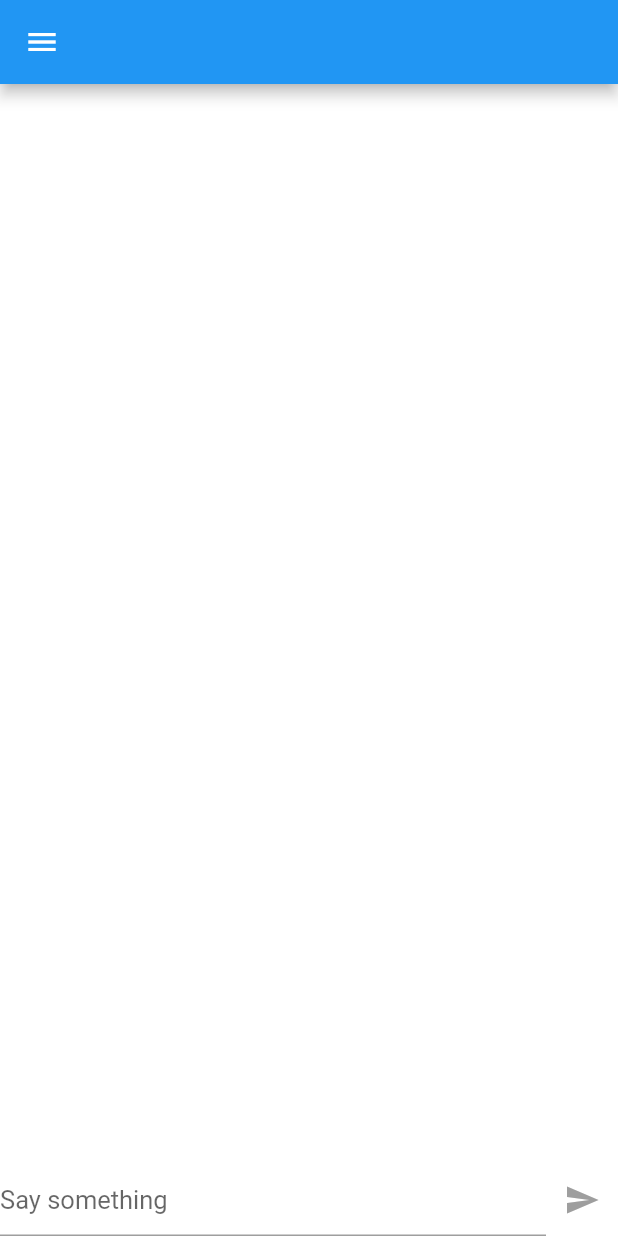
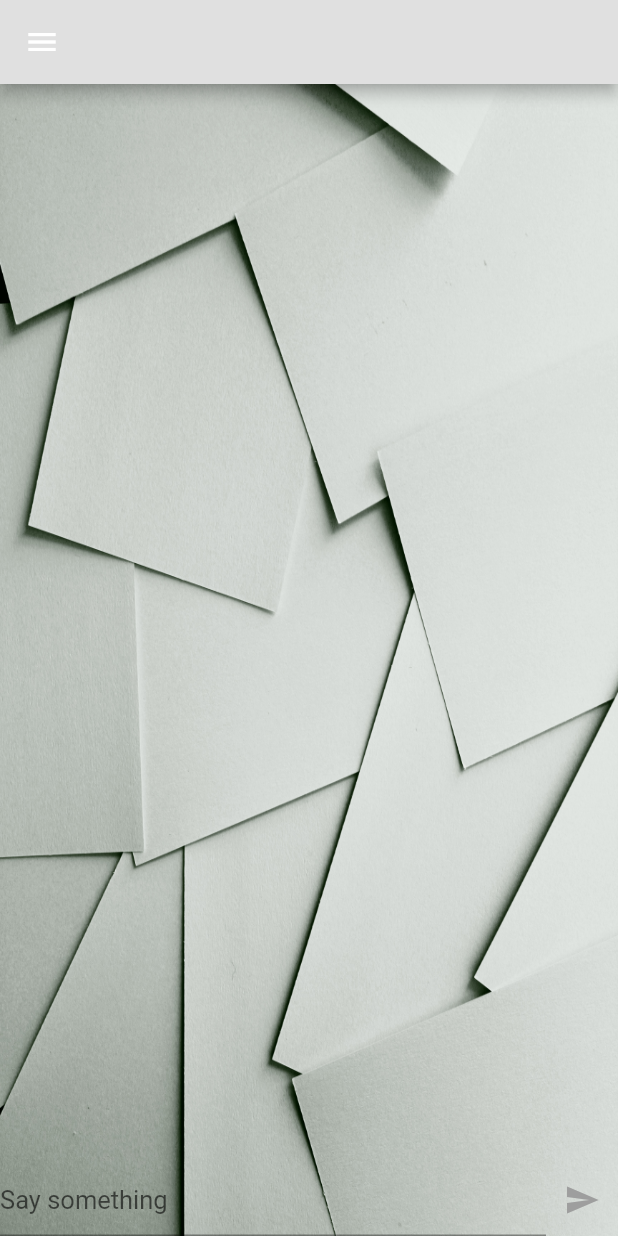
Before and after one commit to beshoyfayz201/myrepo, a Flutter app: the ChatScreen screen opened by its route, on a phone screen of 412 x 824 dp. Run offline on Flutter 3.47's test engine with Material 2 defaults, Android fonts, the light colour scheme and no system bars; our stand-ins replace cloud_firestore, firebase_auth, firebase_core, modal_progress_hud_nsn, rive; accounts and stored records are empty.

Commit message:
"chat update"

```diff
--- a/e_learning_demo/lib/views/main_widgets/form_background.dart
+++ b/e_learning_demo/lib/views/main_widgets/form_background.dart
@@ -31,12 +31,9 @@ class FormBackground extends StatelessWidget {
             ])),
           ),
           decoration: BoxDecoration(
-
             image: DecorationImage(
-
                 image: AssetImage(
                   imagePath,
-
                 ),
                 fit: BoxFit.fill),
           ),
@@ -47,7 +44,7 @@ class FormBackground extends StatelessWidget {
                 child: Text(
               title,
               style: Theme.of(context).textTheme.bodyText1?.copyWith(
-                    fontWeight: FontWeight.bold,
+                    fontWeight: FontWeight.w600,
                     color: Colors.white,
                     fontSize: 45,
                   ),
--- a/e_learning_demo/lib/views/screens/algorithm/algorithm_widgets/category_widget.dart
+++ b/e_learning_demo/lib/views/screens/algorithm/algorithm_widgets/category_widget.dart
@@ -77,7 +77,7 @@ class _CategoryItemState extends State<CategoryItem> {
             title: Text(
               widget.a.title,
               style:
-                  TextStyle(color: Colors.white, fontFamily: 'b', fontSize: 44),
+                  TextStyle(color: Colors.white, fontFamily: 'b', fontSize: 40),
             ),
             shape:
                 RoundedRectangleBorder(borderRadius: BorderRadius.circular(20)),
--- a/e_learning_demo/lib/views/screens/chat_screen/chat_screen.dart
+++ b/e_learning_demo/lib/views/screens/chat_screen/chat_screen.dart
@@ -32,7 +32,6 @@ class _ChatScreenState extends State<ChatScreen> {
     super.initState();
   }
 
-
   @override
   Widget build(BuildContext context) {
     return Scaffold(
@@ -42,16 +41,18 @@ class _ChatScreenState extends State<ChatScreen> {
             UserAccountsDrawerHeader(
                 accountName: Text("welcome to alpha"),
                 accountEmail: Text(widget.u!.email!)),
-            ElevatedButton(
-                onPressed: () {
-
-                },
-                child: const Text("Sign Out"))
+            ElevatedButton(onPressed: () {}, child: const Text("Sign Out"))
           ],
         ),
       ),
-      appBar: AppBar(),
-      body: Column(
+      appBar: AppBar(backgroundColor: Colors.grey.shade300),
+      body: Container(
+        decoration: BoxDecoration(
+            image: DecorationImage(
+                image: AssetImage("assets/images/chatbck.jpg"),
+                fit: BoxFit.fill)),
+        child: Container(
+          child: Column(
             mainAxisAlignment: MainAxisAlignment.spaceBetween,
             children: [
               StreamBuilder(
@@ -59,26 +60,29 @@ class _ChatScreenState extends State<ChatScreen> {
                       .collection("c")
                       .orderBy("at", descending: true)
                       .snapshots(),
-              builder: (ctx,AsyncSnapshot snapshots) =>
-                  snapshots.connectionState == ConnectionState.waiting
+                  builder: (ctx, AsyncSnapshot snapshots) => snapshots
+                              .connectionState ==
+                          ConnectionState.waiting
                       ? Padding(
-                          padding:  EdgeInsets.all(SizeConfig.defaultsize!*2),
-                          child: const Center(child: CircularProgressIndicator()),
+                          padding: EdgeInsets.all(SizeConfig.defaultsize! * 2),
+                          child:
+                              const Center(child: CircularProgressIndicator()),
                         )
                       : Expanded(
-
                           child: ListView.builder(
                               reverse: true,
                               itemCount: snapshots.data!.docs.length,
                               itemBuilder: (context, i) => MeassageBuble(
                                   snapshots.data!.docs[i]['name'],
-                                  snapshots.data.docs[i]['id']==widget.u!.uid,
+                                  snapshots.data.docs[i]['id'] == widget.u!.uid,
                                   snapshots.data.docs[i]["txt"],
                                   ValueKey(snapshots.data.docs[i].id))),
                         )),
               NewMeassage()
             ],
           ),
+        ),
+      ),
     );
   }
 }
```
Also changed, not shown: e_learning_demo/lib/views/screens/algorithm/alg_main_screen.dart (+18 -9 lines), e_learning_demo/lib/views/screens/chat_screen/message_buble.dart (+10 -4 lines), e_learning_demo/lib/views/screens/home_screen.dart (+9 -6 lines), e_learning_demo/assets/images/chatbck.jpg (added), e_learning_demo/assets/images/chatbck.png (added), e_learning_demo/assets/images/chemical.png (added), 1 other file. Lines whose indentation alone changed are shown as unchanged.
